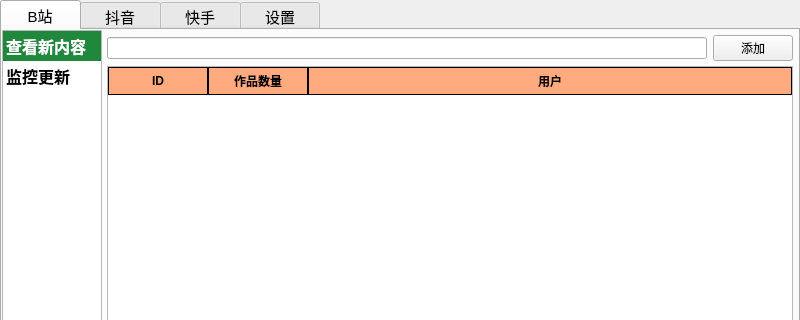
Old version of the form BingeWatch/BingeWatch.ui in the repository ByteStardust/BingeWatch; both pictures show x 0 to 800 and y 0 to 320 of the 800 by 600 pixel window.
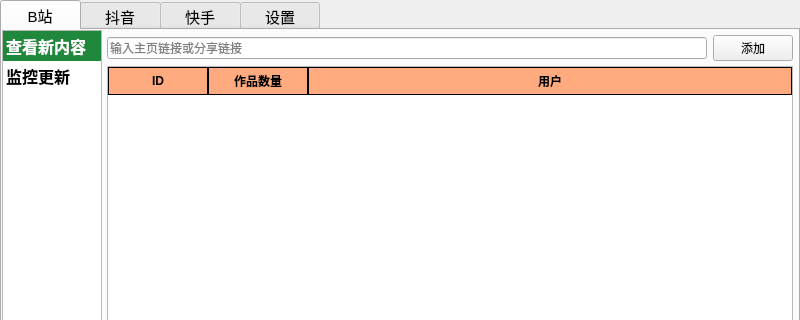
New version of the form. The open tabs and pages were chosen to show the change.

Diff of the .ui file:
```diff
--- a/BingeWatch/BingeWatch.ui
+++ b/BingeWatch/BingeWatch.ui
@@ -206,7 +206,11 @@
             <item>
              <layout class="QHBoxLayout" name="horizontalLayout_4">
               <item>
-               <widget class="QLineEdit" name="edtBZhan"/>
+               <widget class="QLineEdit" name="edtBZhan">
+                <property name="placeholderText">
+                 <string>输入主页链接或分享链接</string>
+                </property>
+               </widget>
               </item>
               <item>
                <widget class="QPushButton" name="btnBZhan">
```
Left out of the diff: 12 changed lines with no effect on the pictures.
